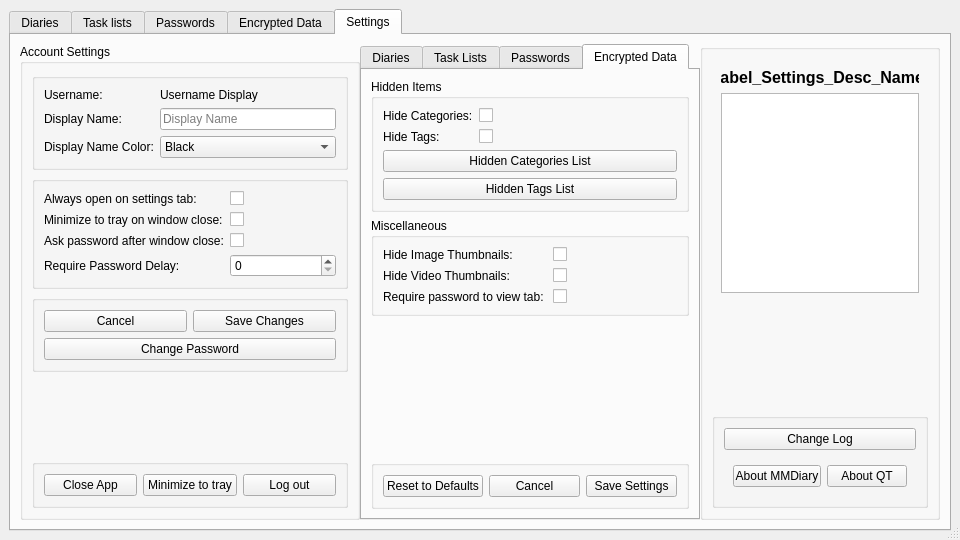
The window that mainwindow.ui (therealMaPMaKeR/MMDiary) describes before a commit, drawn with Qt 5.
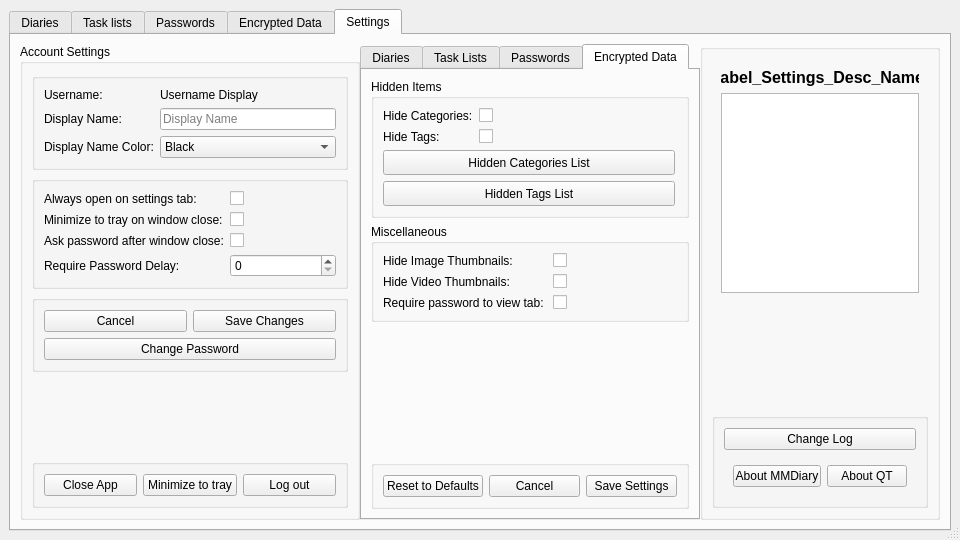
The same window after the commit. The open tabs and pages were chosen to show the change. Custom widgets are drawn as their Qt base class.

What changed in the file:
```diff
--- a/mainwindow.ui
+++ b/mainwindow.ui
@@ -1690,18 +1690,64 @@
                 </layout>
                </item>
                <item>
+                <layout class="QHBoxLayout" name="horizontalLayout_19">
+                 <item>
                 <widget class="QPushButton" name="pushButton_DataENC_Hidden_Categories">
+                   <property name="minimumSize">
+                    <size>
+                     <width>292</width>
+                     <height>25</height>
+                    </size>
+                   </property>
                  <property name="text">
                   <string>Hidden Categories List</string>
                  </property>
                 </widget>
                </item>
                <item>
+                  <spacer name="horizontalSpacer_4">
+                   <property name="orientation">
+                    <enum>Qt::Horizontal</enum>
+                   </property>
+                   <property name="sizeHint" stdset="0">
+                    <size>
+                     <width>40</width>
+                     <height>20</height>
+                    </size>
+                   </property>
+                  </spacer>
+                 </item>
+                </layout>
+               </item>
+               <item>
+                <layout class="QHBoxLayout" name="horizontalLayout_20">
+                 <item>
                 <widget class="QPushButton" name="pushButton_DataENC_Hidden_Tags">
+                   <property name="minimumSize">
+                    <size>
+                     <width>292</width>
+                     <height>25</height>
+                    </size>
+                   </property>
                  <property name="text">
                   <string>Hidden Tags List</string>
                  </property>
                 </widget>
+                 </item>
+                 <item>
+                  <spacer name="horizontalSpacer_5">
+                   <property name="orientation">
+                    <enum>Qt::Horizontal</enum>
+                   </property>
+                   <property name="sizeHint" stdset="0">
+                    <size>
+                     <width>40</width>
+                     <height>20</height>
+                    </size>
+                   </property>
+                  </spacer>
+                 </item>
+                </layout>
                </item>
               </layout>
              </widget>
```
Left out of the diff: 2 changed lines with no effect on the pictures. Lines whose indentation alone changed are shown as unchanged.
